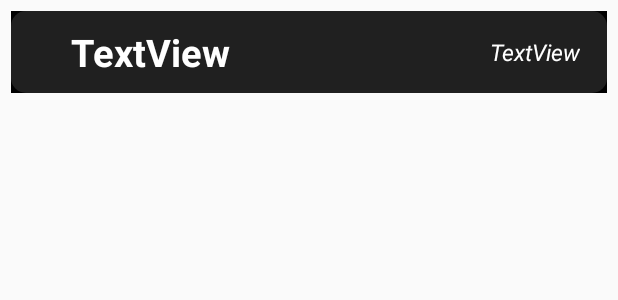
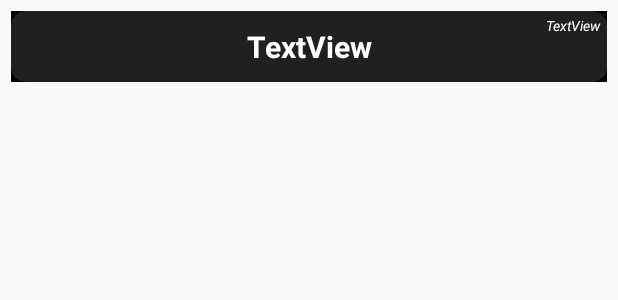
Before and after one commit to devamdarji22/CubeOn, an Android app: the layout fragment_each_time.xml on its own in the app's theme, with its tools: preview values and no code run, on a phone screen of 412 x 824 dp. Shown: the top 300 px of the screen. Run offline under Robolectric (Android 15) with nearby library versions, the phone set to English and light mode, and no system bars.

Commit message:
Modified Algorithms tab

```diff
--- a/app/src/main/java/com/example/bapji/cubeon/DatabaseHelper.java
+++ b/app/src/main/java/com/example/bapji/cubeon/DatabaseHelper.java
@@ -50,6 +50,11 @@ public class DatabaseHelper extends SQLiteOpenHelper {
 
     }
 
+    public void deleteData(int row){
+        SQLiteDatabase db = this.getWritableDatabase();
+        db.delete(DATABASE_NAME, COL_1 + "=" + row, null);
+    }
+
     /*public String getBestTime(){
         SQLiteDatabase db = this.getWritableDatabase();
         Cursor res = db.rawQuery("select COL_2 from " + TABLE_NAME,null);
--- a/app/src/main/res/layout/fragment_each_time.xml
+++ b/app/src/main/res/layout/fragment_each_time.xml
@@ -29,18 +29,23 @@
 
         <TextView
             android:id="@+id/each_solve_title"
-            android:layout_width="wrap_content"
+            android:layout_width="match_parent"
             android:layout_height="wrap_content"
+            android:layout_alignParentStart="true"
             android:layout_alignParentLeft="true"
-            android:layout_alignParentStart="true"
             android:layout_alignParentTop="true"
+            android:layout_alignParentEnd="true"
+            android:layout_alignParentRight="true"
+            android:layout_marginStart="0dp"
+            android:layout_marginLeft="0dp"
+            android:layout_marginTop="10dp"
+            android:layout_marginEnd="0dp"
+            android:layout_marginRight="0dp"
             android:layout_marginBottom="10dp"
-            android:layout_marginLeft="40dp"
-            android:layout_marginStart="40dp"
-            android:layout_marginTop="10dp"
             android:text="TextView"
+            android:textAlignment="center"
             android:textColor="@color/color_each_solve_text"
-            android:textSize="25sp"
+            android:textSize="20sp"
             android:textStyle="bold" />
 
         <!--<TextView
@@ -62,14 +67,15 @@
             android:id="@+id/each_solve_date"
             android:layout_width="wrap_content"
             android:layout_height="wrap_content"
+            android:layout_alignParentTop="true"
             android:layout_alignParentEnd="true"
             android:layout_alignParentRight="true"
-            android:layout_centerVertical="true"
-            android:layout_marginEnd="18dp"
-            android:layout_marginRight="18dp"
+            android:layout_marginTop="3dp"
+            android:layout_marginEnd="4dp"
+            android:layout_marginRight="4dp"
             android:text="TextView"
             android:textColor="@color/white"
-            android:textSize="15sp"
+            android:textSize="9sp"
             android:textStyle="italic" />
     </RelativeLayout>
 </android.support.constraint.ConstraintLayout>
```
Also changed, not shown: app/src/main/AndroidManifest.xml (+4 -4 lines), app/src/main/java/com/example/bapji/cubeon/SolveAdapter.java (+22 -7 lines), app/src/main/java/com/example/bapji/cubeon/activity/EachSolveViewActivty.java (added, +15 -0 lines), app/src/main/java/com/example/bapji/cubeon/fragments/CountFragment.java (+10 -5 lines), app/src/main/res/layout/activity_each_solve_view_activty.xml (added, +9 -0 lines).
